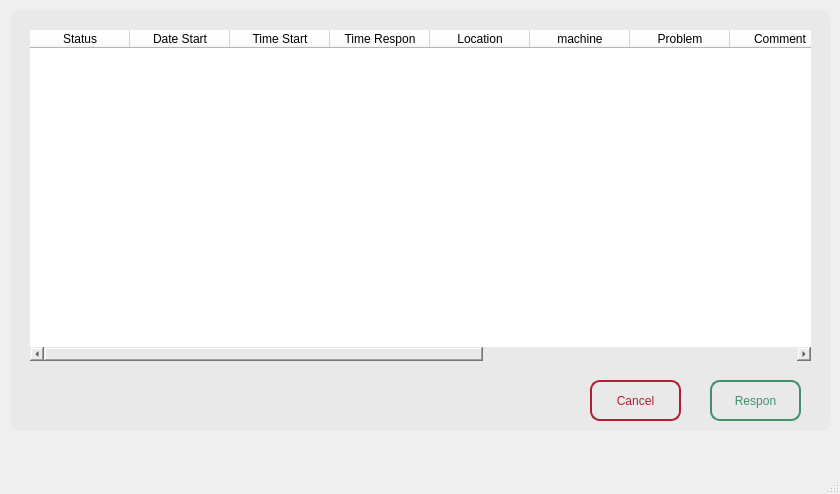
Qt form responWindow.ui (ridhosoru/MtcApp) before a commit.
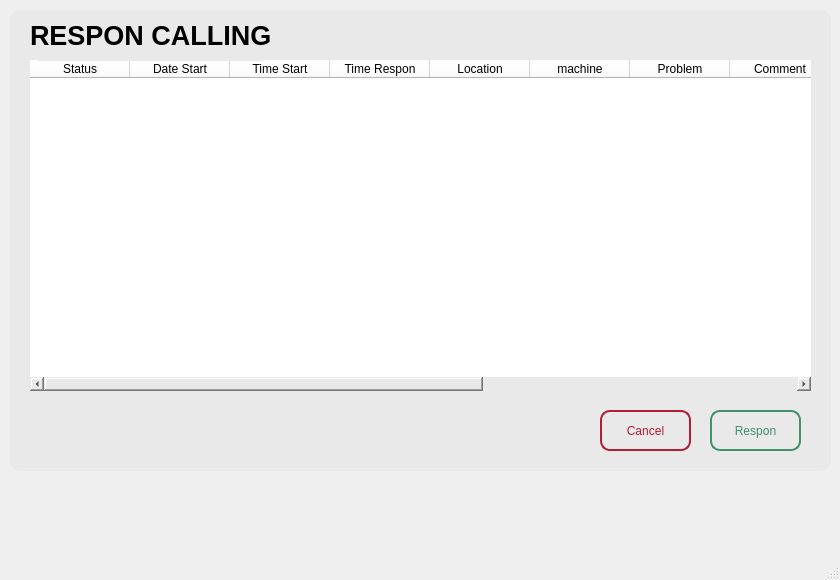
The same form after that commit.

Commit message: update UI call,respon and closetask

The edit to the form file:
```diff
--- a/responWindow.ui
+++ b/responWindow.ui
@@ -7,7 +7,7 @@
     <x>0</x>
     <y>0</y>
     <width>840</width>
-    <height>494</height>
+    <height>580</height>
    </rect>
   </property>
   <property name="windowTitle">
@@ -20,7 +20,7 @@
       <x>10</x>
       <y>10</y>
       <width>821</width>
-      <height>421</height>
+      <height>461</height>
      </rect>
     </property>
     <property name="styleSheet">
@@ -37,7 +37,7 @@
      <property name="geometry">
       <rect>
        <x>700</x>
-       <y>370</y>
+       <y>400</y>
        <width>91</width>
        <height>41</height>
       </rect>
@@ -70,8 +70,8 @@
     <widget class="QPushButton" name="cancelButton">
      <property name="geometry">
       <rect>
-       <x>580</x>
-       <y>370</y>
+       <x>590</x>
+       <y>400</y>
        <width>91</width>
        <height>41</height>
       </rect>
@@ -104,7 +104,7 @@
      <property name="geometry">
       <rect>
        <x>20</x>
-       <y>20</y>
+       <y>50</y>
        <width>781</width>
        <height>331</height>
       </rect>
@@ -173,6 +173,25 @@
       </property>
      </column>
     </widget>
+    <widget class="QLabel" name="label">
+     <property name="geometry">
+      <rect>
+       <x>20</x>
+       <y>0</y>
+       <width>241</width>
+       <height>51</height>
+      </rect>
+     </property>
+     <property name="font">
+      <font>
+       <pointsize>20</pointsize>
+       <bold>true</bold>
+      </font>
+     </property>
+     <property name="text">
+      <string>RESPON CALLING</string>
+     </property>
+    </widget>
    </widget>
   </widget>
   <widget class="QMenuBar" name="menubar">
```
The commit also changes 3 other files.
